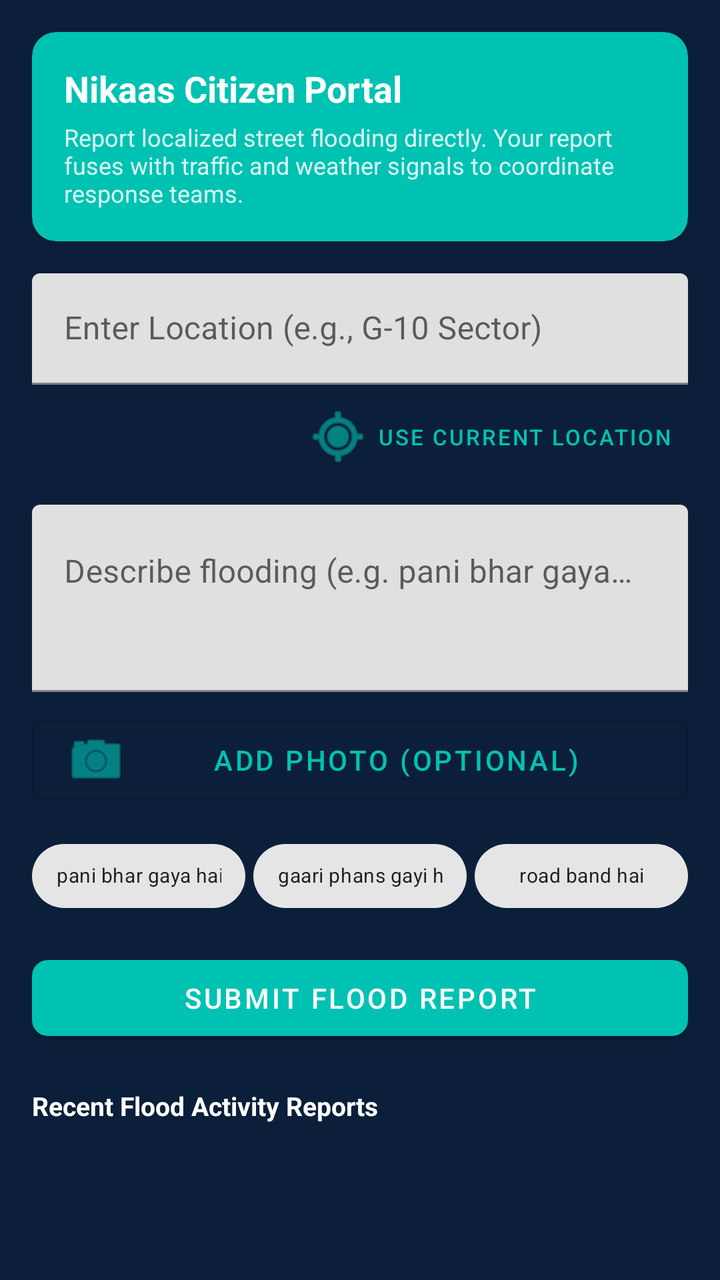
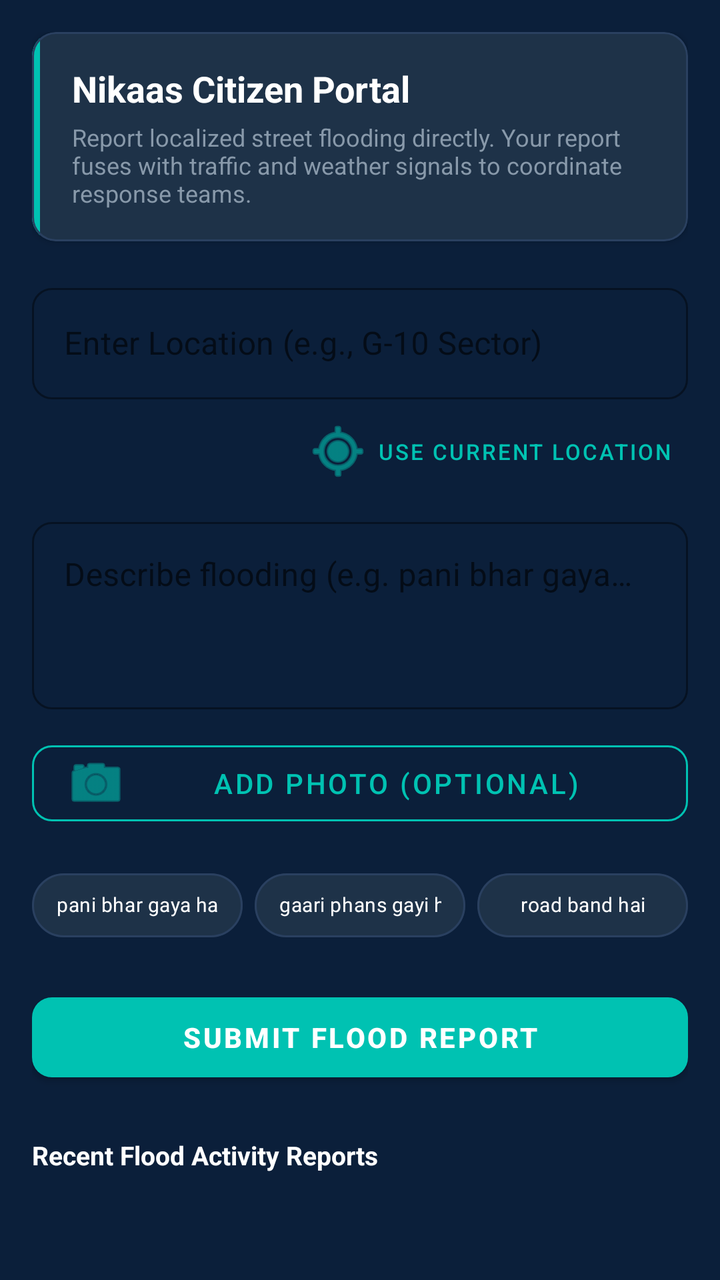

Compare the two renders of this Android layout. The source of the first and the diff that turns it into the second are given below.
<!-- AndroidManifest.xml: application theme Theme.Nikaas -->
<!-- res/layout/fragment_citizen_report.xml -->
<?xml version="1.0" encoding="utf-8"?>
<androidx.constraintlayout.widget.ConstraintLayout xmlns:android="http://schemas.android.com/apk/res/android"
    xmlns:app="http://schemas.android.com/apk/res-auto"
    xmlns:tools="http://schemas.android.com/tools"
    android:layout_width="match_parent"
    android:layout_height="match_parent"
    android:padding="16dp"
    tools:context=".ui.citizen.CitizenReportFragment">

    
    <com.google.android.material.card.MaterialCardView
        android:id="@+id/card_header"
        android:layout_width="match_parent"
        android:layout_height="wrap_content"
        app:cardCornerRadius="12dp"
        app:cardElevation="2dp"
        app:cardBackgroundColor="@color/primary"
        app:layout_constraintTop_toTopOf="parent">

        <LinearLayout
            android:layout_width="match_parent"
            android:layout_height="wrap_content"
            android:orientation="vertical"
            android:padding="16dp">

            <TextView
                android:layout_width="wrap_content"
                android:layout_height="wrap_content"
                android:text="Nikaas Citizen Portal"
                android:textColor="@color/white"
                android:textSize="18sp"
                android:textStyle="bold" />

            <TextView
                android:layout_width="wrap_content"
                android:layout_height="wrap_content"
                android:layout_marginTop="4dp"
                android:text="Report localized street flooding directly. Your report fuses with traffic and weather signals to coordinate response teams."
                android:textColor="@color/white"
                android:alpha="0.85"
                android:textSize="12sp" />
        </LinearLayout>
    </com.google.android.material.card.MaterialCardView>

    
    <com.google.android.material.textfield.TextInputLayout
        android:id="@+id/input_location_layout"
        android:layout_width="match_parent"
        android:layout_height="wrap_content"
        android:layout_marginTop="16dp"
        android:hint="Enter Location (e.g., G-10 Sector)"
        app:layout_constraintTop_toBottomOf="@id/card_header">

        <com.google.android.material.textfield.TextInputEditText
            android:id="@+id/input_location"
            android:layout_width="match_parent"
            android:layout_height="wrap_content"
            android:inputType="text" />
    </com.google.android.material.textfield.TextInputLayout>

    <com.google.android.material.button.MaterialButton
        android:id="@+id/btn_current_location"
        style="@style/Widget.MaterialComponents.Button.TextButton"
        android:layout_width="wrap_content"
        android:layout_height="wrap_content"
        android:text="Use Current Location"
        android:textSize="11sp"
        app:icon="@android:drawable/ic_menu_mylocation"
        app:layout_constraintTop_toBottomOf="@id/input_location_layout"
        app:layout_constraintRight_toRightOf="parent" />

    
    <com.google.android.material.textfield.TextInputLayout
        android:id="@+id/input_description_layout"
        android:layout_width="match_parent"
        android:layout_height="wrap_content"
        android:layout_marginTop="8dp"
        android:hint="Describe flooding (e.g. pani bhar gaya hai, sadak band hai)"
        app:layout_constraintTop_toBottomOf="@id/btn_current_location">

        <com.google.android.material.textfield.TextInputEditText
            android:id="@+id/input_description"
            android:layout_width="match_parent"
            android:layout_height="wrap_content"
            android:gravity="top"
            android:inputType="textMultiLine"
            android:lines="3" />
    </com.google.android.material.textfield.TextInputLayout>

    
    <com.google.android.material.button.MaterialButton
        android:id="@+id/btn_add_photo"
        style="@style/Widget.MaterialComponents.Button.OutlinedButton"
        android:layout_width="match_parent"
        android:layout_height="wrap_content"
        android:layout_marginTop="8dp"
        android:text="Add Photo (Optional)"
        app:icon="@android:drawable/ic_menu_camera"
        app:layout_constraintTop_toBottomOf="@id/input_description_layout" />

    
    <com.google.android.material.card.MaterialCardView
        android:id="@+id/card_thumbnail"
        android:layout_width="120dp"
        android:layout_height="120dp"
        android:layout_marginTop="8dp"
        android:visibility="gone"
        app:cardCornerRadius="8dp"
        app:strokeColor="@color/gray_border"
        app:strokeWidth="1dp"
        app:layout_constraintTop_toBottomOf="@id/btn_add_photo"
        app:layout_constraintLeft_toLeftOf="parent"
        app:layout_constraintRight_toRightOf="parent">

        <ImageView
            android:id="@+id/img_thumbnail"
            android:layout_width="match_parent"
            android:layout_height="match_parent"
            android:scaleType="centerCrop" />
    </com.google.android.material.card.MaterialCardView>

    
    <LinearLayout
        android:id="@+id/phrases_layout"
        android:layout_width="match_parent"
        android:layout_height="wrap_content"
        android:orientation="horizontal"
        android:layout_marginTop="8dp"
        app:layout_constraintTop_toBottomOf="@id/card_thumbnail">

        <com.google.android.material.chip.Chip
            android:id="@+id/chip_phrase1"
            android:layout_width="0dp"
            android:layout_height="wrap_content"
            android:layout_weight="1"
            android:text="pani bhar gaya hai"
            android:textAlignment="center"
            android:textSize="10sp" />

        <com.google.android.material.chip.Chip
            android:id="@+id/chip_phrase2"
            android:layout_width="0dp"
            android:layout_height="wrap_content"
            android:layout_weight="1"
            android:layout_marginStart="4dp"
            android:text="gaari phans gayi hai"
            android:textAlignment="center"
            android:textSize="10sp" />

        <com.google.android.material.chip.Chip
            android:id="@+id/chip_phrase3"
            android:layout_width="0dp"
            android:layout_height="wrap_content"
            android:layout_weight="1"
            android:layout_marginStart="4dp"
            android:text="road band hai"
            android:textAlignment="center"
            android:textSize="10sp" />
    </LinearLayout>

    <com.google.android.material.button.MaterialButton
        android:id="@+id/btn_submit"
        android:layout_width="match_parent"
        android:layout_height="50dp"
        android:layout_marginTop="12dp"
        android:text="Submit Flood Report"
        app:backgroundTint="@color/primary"
        app:cornerRadius="8dp"
        app:layout_constraintTop_toBottomOf="@id/phrases_layout" />

    
    <com.google.android.material.card.MaterialCardView
        android:id="@+id/card_confirmation"
        android:layout_width="match_parent"
        android:layout_height="wrap_content"
        android:visibility="gone"
        app:cardCornerRadius="8dp"
        app:cardBackgroundColor="@color/severity_low_bg"
        app:strokeColor="@color/severity_low"
        app:strokeWidth="1dp"
        android:layout_marginTop="12dp"
        app:layout_constraintTop_toBottomOf="@id/btn_submit">

        <LinearLayout
            android:layout_width="match_parent"
            android:layout_height="wrap_content"
            android:orientation="horizontal"
            android:padding="12dp"
            android:gravity="center_vertical">

            <ProgressBar
                android:layout_width="20dp"
                android:layout_height="20dp"
                android:layout_marginEnd="12dp" />

            <TextView
                android:layout_width="wrap_content"
                android:layout_height="wrap_content"
                android:text="Report submitted, analyzing..."
                android:textColor="@color/severity_low"
                android:textStyle="bold"
                android:textSize="13sp" />
        </LinearLayout>
    </com.google.android.material.card.MaterialCardView>

    
    <TextView
        android:id="@+id/lbl_recent_reports"
        android:layout_width="wrap_content"
        android:layout_height="wrap_content"
        android:layout_marginTop="20dp"
        android:text="Recent Flood Activity Reports"
        android:textColor="@color/black"
        android:textStyle="bold"
        android:textSize="13sp"
        app:layout_constraintTop_toBottomOf="@id/card_confirmation"
        app:layout_constraintLeft_toLeftOf="parent" />

    <androidx.recyclerview.widget.RecyclerView
        android:id="@+id/rv_recent_reports"
        android:layout_width="match_parent"
        android:layout_height="0dp"
        android:layout_marginTop="6dp"
        app:layout_constraintBottom_toBottomOf="parent"
        app:layout_constraintTop_toBottomOf="@id/lbl_recent_reports" />

</androidx.constraintlayout.widget.ConstraintLayout>
<!-- resources referenced by this layout -->
<resources>
  <color name="black">#FFFFFF</color>
  <color name="gray_border">#2A4060</color>
  <color name="primary">#00C2B2</color>
  <color name="severity_low">#00C2B2</color>
  <color name="severity_low_bg">#2000C2B2</color>
  <color name="white">#FFFFFF</color>
  <style name="Theme.Nikaas" parent="Theme.MaterialComponents.DayNight.NoActionBar">
          
          <item name="colorPrimary">@color/primary</item>
          <item name="colorPrimaryVariant">@color/primary_variant</item>
          <item name="colorOnPrimary">@color/white</item>
          
          <item name="colorSecondary">@color/secondary</item>
          <item name="colorSecondaryVariant">@color/secondary_variant</item>
          <item name="colorOnSecondary">@color/black</item>
          
          <item name="android:statusBarColor">?attr/colorPrimaryVariant</item>
          
          <item name="android:windowBackground">@color/background</item>
      </style>
  <color name="primary_variant">#00838F</color>
  <color name="secondary">#00C2B2</color>
  <color name="secondary_variant">#00838F</color>
  <color name="background">#0B1F3A</color>
</resources>

<!-- the commit's change to res/layout/fragment_citizen_report.xml (unified diff, before → after) -->
@@ -1,227 +1,291 @@
 <?xml version="1.0" encoding="utf-8"?>
-<androidx.constraintlayout.widget.ConstraintLayout xmlns:android="http://schemas.android.com/apk/res/android"
+<androidx.core.widget.NestedScrollView xmlns:android="http://schemas.android.com/apk/res/android"
     xmlns:app="http://schemas.android.com/apk/res-auto"
     xmlns:tools="http://schemas.android.com/tools"
     android:layout_width="match_parent"
     android:layout_height="match_parent"
-    android:padding="16dp"
+    android:fillViewport="true"
+    android:background="@color/background"
     tools:context=".ui.citizen.CitizenReportFragment">
 
-    
-    <com.google.android.material.card.MaterialCardView
-        android:id="@+id/card_header"
+    <androidx.constraintlayout.widget.ConstraintLayout
         android:layout_width="match_parent"
         android:layout_height="wrap_content"
-        app:cardCornerRadius="12dp"
-        app:cardElevation="2dp"
-        app:cardBackgroundColor="@color/primary"
-        app:layout_constraintTop_toTopOf="parent">
-
+        android:padding="16dp">
+
+        
+        <com.google.android.material.card.MaterialCardView
+            android:id="@+id/card_header"
+            android:layout_width="match_parent"
+            android:layout_height="wrap_content"
+            app:cardCornerRadius="12dp"
+            app:cardElevation="2dp"
+            app:cardBackgroundColor="@color/surface"
+            app:strokeColor="@color/gray_border"
+            app:strokeWidth="1dp"
+            app:layout_constraintTop_toTopOf="parent">
+
+            <LinearLayout
+                android:layout_width="match_parent"
+                android:layout_height="wrap_content"
+                android:orientation="horizontal">
+
+                
+                <View
+                    android:layout_width="4dp"
+                    android:layout_height="match_parent"
+                    android:background="@color/primary" />
+
+                <LinearLayout
+                    android:layout_width="match_parent"
+                    android:layout_height="wrap_content"
+                    android:orientation="vertical"
+                    android:padding="16dp">
+
+                    <TextView
+                        android:layout_width="wrap_content"
+                        android:layout_height="wrap_content"
+                        android:text="Nikaas Citizen Portal"
+                        android:textColor="@color/white"
+                        android:textSize="18sp"
+                        android:textStyle="bold" />
+
+                    <TextView
+                        android:layout_width="wrap_content"
+                        android:layout_height="wrap_content"
+                        android:layout_marginTop="4dp"
+                        android:text="Report localized street flooding directly. Your report fuses with traffic and weather signals to coordinate response teams."
+                        android:textColor="@color/gray_text"
+                        android:textSize="12sp" />
+                </LinearLayout>
+            </LinearLayout>
+        </com.google.android.material.card.MaterialCardView>
+
+        
+        <com.google.android.material.textfield.TextInputLayout
+            android:id="@+id/input_location_layout"
+            style="@style/Widget.MaterialComponents.TextInputLayout.OutlinedBox"
+            android:layout_width="match_parent"
+            android:layout_height="wrap_content"
+            android:layout_marginTop="18dp"
+            android:hint="Enter Location (e.g., G-10 Sector)"
+            app:boxStrokeColor="@color/primary"
+            app:boxStrokeWidthFocused="2dp"
+            app:boxCornerRadiusTopStart="10dp"
+            app:boxCornerRadiusTopEnd="10dp"
+            app:boxCornerRadiusBottomStart="10dp"
+            app:boxCornerRadiusBottomEnd="10dp"
+            app:hintTextColor="@color/primary"
+            app:layout_constraintTop_toBottomOf="@id/card_header">
+
+            <com.google.android.material.textfield.TextInputEditText
+                android:id="@+id/input_location"
+                android:layout_width="match_parent"
+                android:layout_height="wrap_content"
+                android:textColor="@color/white"
+                android:textColorHint="@color/gray_text"
+                android:inputType="text" />
+        </com.google.android.material.textfield.TextInputLayout>
+
+        <com.google.android.material.button.MaterialButton
+            android:id="@+id/btn_current_location"
+            style="@style/Widget.MaterialComponents.Button.TextButton"
+            android:layout_width="wrap_content"
+            android:layout_height="wrap_content"
+            android:text="Use Current Location"
+            android:textColor="@color/primary"
+            android:textSize="11sp"
+            app:icon="@android:drawable/ic_menu_mylocation"
+            app:iconTint="@color/primary"
+            app:layout_constraintTop_toBottomOf="@id/input_location_layout"
+            app:layout_constraintRight_toRightOf="parent" />
+
+        
+        <com.google.android.material.textfield.TextInputLayout
+            android:id="@+id/input_description_layout"
+            style="@style/Widget.MaterialComponents.TextInputLayout.OutlinedBox"
+            android:layout_width="match_parent"
+            android:layout_height="wrap_content"
+            android:layout_marginTop="4dp"
+            android:hint="Describe flooding (e.g. pani bhar gaya hai, sadak band hai)"
+            app:boxStrokeColor="@color/primary"
+            app:boxStrokeWidthFocused="2dp"
+            app:boxCornerRadiusTopStart="10dp"
+            app:boxCornerRadiusTopEnd="10dp"
+            app:boxCornerRadiusBottomStart="10dp"
+            app:boxCornerRadiusBottomEnd="10dp"
+            app:hintTextColor="@color/primary"
+            app:layout_constraintTop_toBottomOf="@id/btn_current_location">
+
+            <com.google.android.material.textfield.TextInputEditText
+                android:id="@+id/input_description"
+                android:layout_width="match_parent"
+                android:layout_height="wrap_content"
+                android:textColor="@color/white"
+                android:textColorHint="@color/gray_text"
+                android:gravity="top"
+                android:inputType="textMultiLine"
+                android:lines="3" />
+        </com.google.android.material.textfield.TextInputLayout>
+
+        
+        <com.google.android.material.button.MaterialButton
+            android:id="@+id/btn_add_photo"
+            style="@style/Widget.MaterialComponents.Button.OutlinedButton"
+            android:layout_width="match_parent"
+            android:layout_height="50dp"
+            android:layout_marginTop="12dp"
+            android:text="Add Photo (Optional)"
+            android:textColor="@color/primary"
+            app:strokeColor="@color/primary"
+            app:strokeWidth="1dp"
+            app:cornerRadius="10dp"
+            app:icon="@android:drawable/ic_menu_camera"
+            app:iconTint="@color/primary"
+            app:layout_constraintTop_toBottomOf="@id/input_description_layout" />
+
+        
+        <com.google.android.material.card.MaterialCardView
+            android:id="@+id/card_thumbnail"
+            android:layout_width="120dp"
+            android:layout_height="120dp"
+            android:layout_marginTop="8dp"
+            android:visibility="gone"
+            app:cardCornerRadius="10dp"
+            app:strokeColor="@color/gray_border"
+            app:strokeWidth="1dp"
+            app:layout_constraintTop_toBottomOf="@id/btn_add_photo"
+            app:layout_constraintLeft_toLeftOf="parent"
+            app:layout_constraintRight_toRightOf="parent">
+
+            <ImageView
+                android:id="@+id/img_thumbnail"
+                android:layout_width="match_parent"
+                android:layout_height="match_parent"
+                android:scaleType="centerCrop" />
+        </com.google.android.material.card.MaterialCardView>
+
+        
         <LinearLayout
-            android:layout_width="match_parent"
-            android:layout_height="wrap_content"
-            android:orientation="vertical"
-            android:padding="16dp">
-
-            <TextView
-                android:layout_width="wrap_content"
-                android:layout_height="wrap_content"
-                android:text="Nikaas Citizen Portal"
-                android:textColor="@color/white"
-                android:textSize="18sp"
-                android:textStyle="bold" />
-
-            <TextView
-                android:layout_width="wrap_content"
-                android:layout_height="wrap_content"
-                android:layout_marginTop="4dp"
-                android:text="Report localized street flooding directly. Your report fuses with traffic and weather signals to coordinate response teams."
-                android:textColor="@color/white"
-                android:alpha="0.85"
-                android:textSize="12sp" />
+            android:id="@+id/phrases_layout"
+            android:layout_width="match_parent"
+            android:layout_height="wrap_content"
+            android:orientation="horizontal"
+            android:layout_marginTop="12dp"
+            app:layout_constraintTop_toBottomOf="@id/card_thumbnail">
+
+            <com.google.android.material.chip.Chip
+                android:id="@+id/chip_phrase1"
+                style="@style/Widget.MaterialComponents.Chip.Action"
+                android:layout_width="0dp"
+                android:layout_height="wrap_content"
+                android:layout_weight="1"
+                android:text="pani bhar gaya hai"
+                android:textColor="@color/white"
+                app:chipBackgroundColor="@color/surface"
+                app:chipStrokeColor="@color/gray_border"
+                app:chipStrokeWidth="1dp"
+                android:textAlignment="center"
+                android:textSize="10sp" />
+
+            <com.google.android.material.chip.Chip
+                android:id="@+id/chip_phrase2"
+                style="@style/Widget.MaterialComponents.Chip.Action"
+                android:layout_width="0dp"
+                android:layout_height="wrap_content"
+                android:layout_weight="1"
+                android:layout_marginStart="6dp"
+                android:text="gaari phans gayi hai"
+                android:textColor="@color/white"
+                app:chipBackgroundColor="@color/surface"
+                app:chipStrokeColor="@color/gray_border"
+                app:chipStrokeWidth="1dp"
+                android:textAlignment="center"
+                android:textSize="10sp" />
+
+            <com.google.android.material.chip.Chip
+                android:id="@+id/chip_phrase3"
+                style="@style/Widget.MaterialComponents.Chip.Action"
+                android:layout_width="0dp"
+                android:layout_height="wrap_content"
+                android:layout_weight="1"
+                android:layout_marginStart="6dp"
+                android:text="road band hai"
+                android:textColor="@color/white"
+                app:chipBackgroundColor="@color/surface"
+                app:chipStrokeColor="@color/gray_border"
+                app:chipStrokeWidth="1dp"
+                android:textAlignment="center"
+                android:textSize="10sp" />
         </LinearLayout>
-    </com.google.android.material.card.MaterialCardView>
-
-    
-    <com.google.android.material.textfield.TextInputLayout
-        android:id="@+id/input_location_layout"
-        android:layout_width="match_parent"
-        android:layout_height="wrap_content"
-        android:layout_marginTop="16dp"
-        android:hint="Enter Location (e.g., G-10 Sector)"
-        app:layout_constraintTop_toBottomOf="@id/card_header">
-
-        <com.google.android.material.textfield.TextInputEditText
-            android:id="@+id/input_location"
-            android:layout_width="match_parent"
-            android:layout_height="wrap_content"
-            android:inputType="text" />
-    </com.google.android.material.textfield.TextInputLayout>
-
-    <com.google.android.material.button.MaterialButton
-        android:id="@+id/btn_current_location"
-        style="@style/Widget.MaterialComponents.Button.TextButton"
-        android:layout_width="wrap_content"
-        android:layout_height="wrap_content"
-        android:text="Use Current Location"
-        android:textSize="11sp"
-        app:icon="@android:drawable/ic_menu_mylocation"
-        app:layout_constraintTop_toBottomOf="@id/input_location_layout"
-        app:layout_constraintRight_toRightOf="parent" />
-
-    
-    <com.google.android.material.textfield.TextInputLayout
-        android:id="@+id/input_description_layout"
-        android:layout_width="match_parent"
-        android:layout_height="wrap_content"
-        android:layout_marginTop="8dp"
-        android:hint="Describe flooding (e.g. pani bhar gaya hai, sadak band hai)"
-        app:layout_constraintTop_toBottomOf="@id/btn_current_location">
-
-        <com.google.android.material.textfield.TextInputEditText
-            android:id="@+id/input_description"
-            android:layout_width="match_parent"
-            android:layout_height="wrap_content"
-            android:gravity="top"
-            android:inputType="textMultiLine"
-            android:lines="3" />
-    </com.google.android.material.textfield.TextInputLayout>
-
-    
-    <com.google.android.material.button.MaterialButton
-        android:id="@+id/btn_add_photo"
-        style="@style/Widget.MaterialComponents.Button.OutlinedButton"
-        android:layout_width="match_parent"
-        android:layout_height="wrap_content"
-        android:layout_marginTop="8dp"
-        android:text="Add Photo (Optional)"
-        app:icon="@android:drawable/ic_menu_camera"
-        app:layout_constraintTop_toBottomOf="@id/input_description_layout" />
-
-    
-    <com.google.android.material.card.MaterialCardView
-        android:id="@+id/card_thumbnail"
-        android:layout_width="120dp"
-        android:layout_height="120dp"
-        android:layout_marginTop="8dp"
-        android:visibility="gone"
-        app:cardCornerRadius="8dp"
-        app:strokeColor="@color/gray_border"
-        app:strokeWidth="1dp"
-        app:layout_constraintTop_toBottomOf="@id/btn_add_photo"
-        app:layout_constraintLeft_toLeftOf="parent"
-        app:layout_constraintRight_toRightOf="parent">
-
-        <ImageView
-            android:id="@+id/img_thumbnail"
-            android:layout_width="match_parent"
-            android:layout_height="match_parent"
-            android:scaleType="centerCrop" />
-    </com.google.android.material.card.MaterialCardView>
-
-    
-    <LinearLayout
-        android:id="@+id/phrases_layout"
-        android:layout_width="match_parent"
-        android:layout_height="wrap_content"
-        android:orientation="horizontal"
-        android:layout_marginTop="8dp"
-        app:layout_constraintTop_toBottomOf="@id/card_thumbnail">
-
-        <com.google.android.material.chip.Chip
-            android:id="@+id/chip_phrase1"
-            android:layout_width="0dp"
-            android:layout_height="wrap_content"
-            android:layout_weight="1"
-            android:text="pani bhar gaya hai"
-            android:textAlignment="center"
-            android:textSize="10sp" />
-
-        <com.google.android.material.chip.Chip
-            android:id="@+id/chip_phrase2"
-            android:layout_width="0dp"
-            android:layout_height="wrap_content"
-            android:layout_weight="1"
-            android:layout_marginStart="4dp"
-            android:text="gaari phans gayi hai"
-            android:textAlignment="center"
-            android:textSize="10sp" />
-
-        <com.google.android.material.chip.Chip
-            android:id="@+id/chip_phrase3"
-            android:layout_width="0dp"
-            android:layout_height="wrap_content"
-            android:layout_weight="1"
-            android:layout_marginStart="4dp"
-            android:text="road band hai"
-            android:textAlignment="center"
-            android:textSize="10sp" />
-    </LinearLayout>
-
-    <com.google.android.material.button.MaterialButton
-        android:id="@+id/btn_submit"
-        android:layout_width="match_parent"
-        android:layout_height="50dp"
-        android:layout_marginTop="12dp"
-        android:text="Submit Flood Report"
-        app:backgroundTint="@color/primary"
-        app:cornerRadius="8dp"
-        app:layout_constraintTop_toBottomOf="@id/phrases_layout" />
-
-    
-    <com.google.android.material.card.MaterialCardView
-        android:id="@+id/card_confirmation"
-        android:layout_width="match_parent"
-        android:layout_height="wrap_content"
-        android:visibility="gone"
-        app:cardCornerRadius="8dp"
-        app:cardBackgroundColor="@color/severity_low_bg"
-        app:strokeColor="@color/severity_low"
-        app:strokeWidth="1dp"
-        android:layout_marginTop="12dp"
-        app:layout_constraintTop_toBottomOf="@id/btn_submit">
-
-        <LinearLayout
-            android:layout_width="match_parent"
-            android:layout_height="wrap_content"
-            android:orientation="horizontal"
-            android:padding="12dp"
-            android:gravity="center_vertical">
-
-            <ProgressBar
-                android:layout_width="20dp"
-                android:layout_height="20dp"
-                android:layout_marginEnd="12dp" />
-
-            <TextView
-                android:layout_width="wrap_content"
-                android:layout_height="wrap_content"
-                android:text="Report submitted, analyzing..."
-                android:textColor="@color/severity_low"
-                android:textStyle="bold"
-                android:textSize="13sp" />
-        </LinearLayout>
-    </com.google.android.material.card.MaterialCardView>
-
-    
-    <TextView
-        android:id="@+id/lbl_recent_reports"
-        android:layout_width="wrap_content"
-        android:layout_height="wrap_content"
-        android:layout_marginTop="20dp"
-        android:text="Recent Flood Activity Reports"
-        android:textColor="@color/black"
-        android:textStyle="bold"
-        android:textSize="13sp"
-        app:layout_constraintTop_toBottomOf="@id/card_confirmation"
-        app:layout_constraintLeft_toLeftOf="parent" />
-
-    <androidx.recyclerview.widget.RecyclerView
-        android:id="@+id/rv_recent_reports"
-        android:layout_width="match_parent"
-        android:layout_height="0dp"
-        android:layout_marginTop="6dp"
-        app:layout_constraintBottom_toBottomOf="parent"
-        app:layout_constraintTop_toBottomOf="@id/lbl_recent_reports" />
-
-</androidx.constraintlayout.widget.ConstraintLayout>
+
+        <com.google.android.material.button.MaterialButton
+            android:id="@+id/btn_submit"
+            android:layout_width="match_parent"
+            android:layout_height="52dp"
+            android:layout_marginTop="16dp"
+            android:text="Submit Flood Report"
+            android:textStyle="bold"
+            app:backgroundTint="@color/primary"
+            app:cornerRadius="10dp"
+            app:layout_constraintTop_toBottomOf="@id/phrases_layout" />
+
+        
+        <com.google.android.material.card.MaterialCardView
+            android:id="@+id/card_confirmation"
+            android:layout_width="match_parent"
+            android:layout_height="wrap_content"
+            android:visibility="gone"
+            app:cardCornerRadius="10dp"
+            app:cardBackgroundColor="@color/severity_low_bg"
+            app:strokeColor="@color/severity_low"
+            app:strokeWidth="1dp"
+            android:layout_marginTop="12dp"
+            app:layout_constraintTop_toBottomOf="@id/btn_submit">
+
+            <LinearLayout
+                android:layout_width="match_parent"
+                android:layout_height="wrap_content"
+                android:orientation="horizontal"
+                android:padding="12dp"
+                android:gravity="center_vertical">
+
+                <ProgressBar
+                    android:layout_width="20dp"
+                    android:layout_height="20dp"
+                    android:layout_marginEnd="12dp"
+                    android:indeterminateTint="@color/severity_low" />
+
+                <TextView
+                    android:layout_width="wrap_content"
+                    android:layout_height="wrap_content"
+                    android:text="Report submitted, analyzing..."
+                    android:textColor="@color/severity_low"
+                    android:textStyle="bold"
+                    android:textSize="13sp" />
+            </LinearLayout>
+        </com.google.android.material.card.MaterialCardView>
+
+        
+        <TextView
+            android:id="@+id/lbl_recent_reports"
+            android:layout_width="wrap_content"
+            android:layout_height="wrap_content"
+            android:layout_marginTop="24dp"
+            android:text="Recent Flood Activity Reports"
+            android:textColor="@color/white"
+            android:textStyle="bold"
+            android:textSize="13sp"
+            app:layout_constraintTop_toBottomOf="@id/card_confirmation"
+            app:layout_constraintLeft_toLeftOf="parent" />
+
+        <androidx.recyclerview.widget.RecyclerView
+            android:id="@+id/rv_recent_reports"
+            android:layout_width="match_parent"
+            android:layout_height="280dp"
+            android:layout_marginTop="8dp"
+            android:nestedScrollingEnabled="false"
+            app:layout_constraintTop_toBottomOf="@id/lbl_recent_reports" />
+
+    </androidx.constraintlayout.widget.ConstraintLayout>
+</androidx.core.widget.NestedScrollView>
<!-- resource entries referenced after the edit -->
@@ -2,9 +2,11 @@
 <resources>
   <color name="black">#FFFFFF</color>
   <color name="gray_border">#2A4060</color>
+  <color name="gray_text">#8899AA</color>
   <color name="primary">#00C2B2</color>
   <color name="severity_low">#00C2B2</color>
   <color name="severity_low_bg">#2000C2B2</color>
+  <color name="surface">#1E3248</color>
   <color name="white">#FFFFFF</color>
   <style name="Theme.Nikaas" parent="Theme.MaterialComponents.DayNight.NoActionBar">
           
